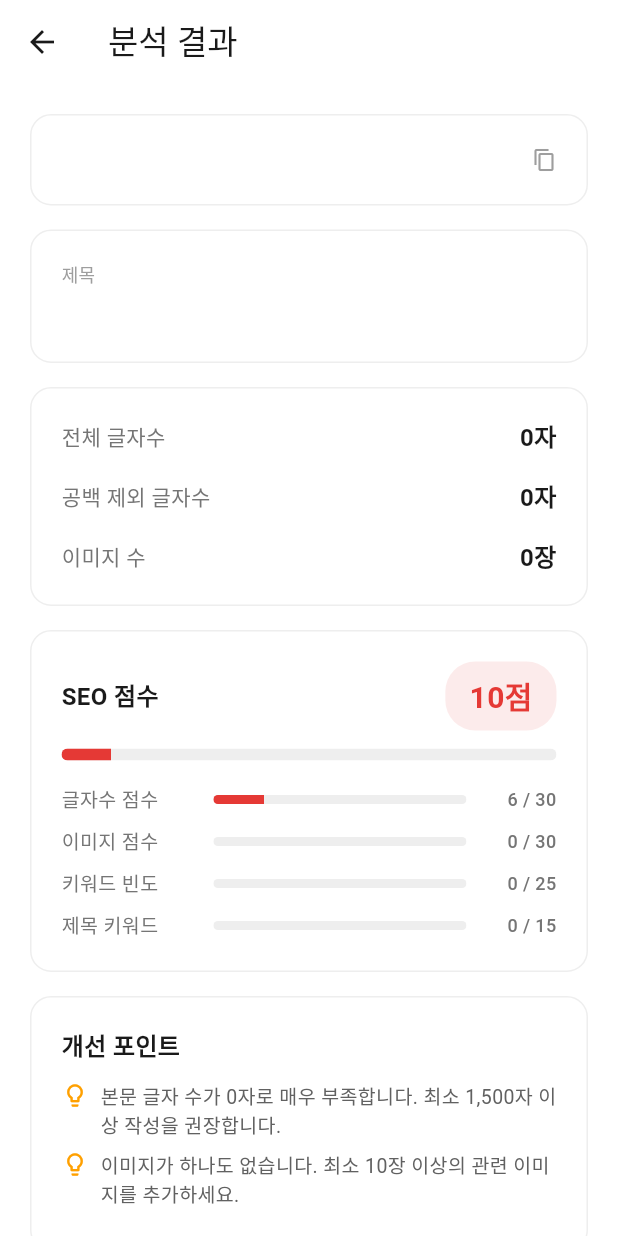
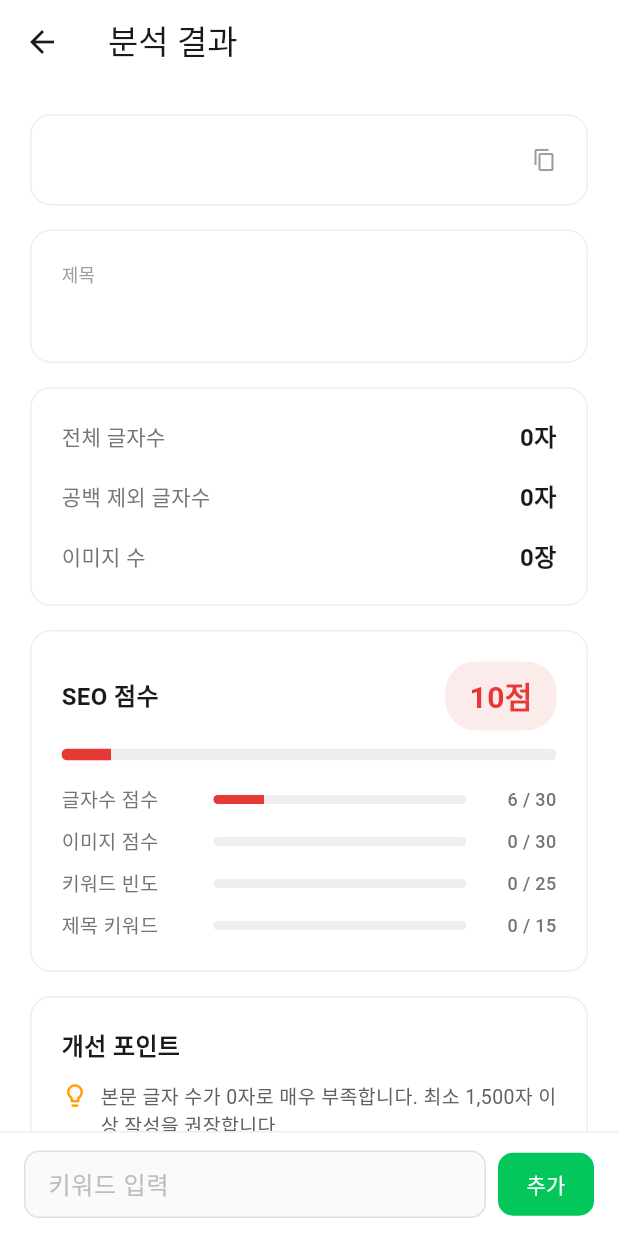
Before and after one commit to NamGideokk/bloglyzer, a Flutter app: the ResultScreen screen opened directly with empty values, on a phone screen of 412 x 824 dp. Run offline on Flutter 3.47's test engine with Material 3 defaults, Android fonts, the phone set to English and light mode, and no system bars.

Commit message:
feat: 키워드 입력란 하단 고정 및 추가 시 자동 스크롤
키워드 입력 TextField를 Stack으로 화면 하단에 항상 표시.
키워드 추가 시 키워드 분석 섹션으로 자동 스크롤.

Co-Authored-By: Claude Opus 4.6 (1M context) <noreply@anthropic.com>

```diff
--- a/lib/screens/result_screen.dart
+++ b/lib/screens/result_screen.dart
@@ -17,6 +17,8 @@ class ResultScreen extends StatefulWidget {
 
 class _ResultScreenState extends State<ResultScreen> {
   final _keywordController = TextEditingController();
+  final _scrollController = ScrollController();
+  final _keywordSectionKey = GlobalKey();
   final _scorer = SeoScorer();
   final _keywords = <String>[];
   late SeoResult _seoResult;
@@ -30,6 +32,7 @@ class _ResultScreenState extends State<ResultScreen> {
   @override
   void dispose() {
     _keywordController.dispose();
+    _scrollController.dispose();
     super.dispose();
   }
 
@@ -53,6 +56,13 @@ class _ResultScreenState extends State<ResultScreen> {
       _keywords.add(keyword);
       _keywordController.clear();
       _recalculate();
+    });
+    WidgetsBinding.instance.addPostFrameCallback((_) {
+      final context = _keywordSectionKey.currentContext;
+      if (context != null) {
+        Scrollable.ensureVisible(context,
+            duration: const Duration(milliseconds: 300));
+      }
     });
   }
 
@@ -88,8 +98,11 @@ class _ResultScreenState extends State<ResultScreen> {
         elevation: 0,
         scrolledUnderElevation: 0.5,
       ),
-      body: SingleChildScrollView(
-        padding: const EdgeInsets.all(20),
+      body: Stack(
+        children: [
+          SingleChildScrollView(
+            controller: _scrollController,
+            padding: const EdgeInsets.fromLTRB(20, 20, 20, 90),
             child: Column(
               crossAxisAlignment: CrossAxisAlignment.start,
           children: [
@@ -324,10 +337,11 @@ class _ResultScreenState extends State<ResultScreen> {
               ),
             ],
 
+            // 키워드 분석 결과
+            if (_keywords.isNotEmpty) ...[
               const SizedBox(height: 16),
-
-            // 키워드 입력
               _buildSection(
+                key: _keywordSectionKey,
                 child: Column(
                   crossAxisAlignment: CrossAxisAlignment.start,
                   children: [
@@ -340,7 +354,32 @@ class _ResultScreenState extends State<ResultScreen> {
                       ),
                     ),
                     const SizedBox(height: 12),
-                  Row(
+                    ..._buildKeywordResults(),
+                  ],
+                ),
+              ),
+            ],
+
+            const SizedBox(height: 32),
+          ],
+        ),
+      ),
+
+          // 하단 고정 키워드 입력란
+          Positioned(
+            left: 0,
+            right: 0,
+            bottom: 0,
+            child: Container(
+              padding: EdgeInsets.fromLTRB(
+                  16, 12, 16, 12 + MediaQuery.of(context).padding.bottom),
+              decoration: BoxDecoration(
+                color: Colors.white,
+                border: Border(
+                  top: BorderSide(color: Colors.grey.shade200),
+                ),
+              ),
+              child: Row(
                 children: [
                   Expanded(
                     child: TextField(
@@ -392,17 +431,9 @@ class _ResultScreenState extends State<ResultScreen> {
                   ),
                 ],
               ),
-                  if (_keywords.isNotEmpty) ...[
-                    const SizedBox(height: 16),
-                    ..._buildKeywordResults(),
-                  ],
-                ],
             ),
           ),
-
-            const SizedBox(height: 32),
         ],
-        ),
       ),
     );
   }
@@ -492,8 +523,9 @@ class _ResultScreenState extends State<ResultScreen> {
     });
   }
 
-  Widget _buildSection({required Widget child}) {
+  Widget _buildSection({Key? key, required Widget child}) {
     return Container(
+      key: key,
       width: double.infinity,
       padding: const EdgeInsets.all(20),
       decoration: BoxDecoration(
```
Lines whose indentation alone changed are shown as unchanged.
